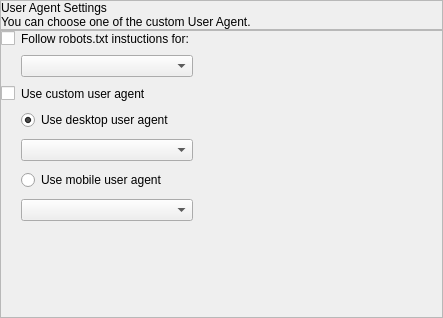
First picture: the form in seospider/ui/user_agent_settings_widget.ui, repository andrascii/RiveSolutions_SEO_Spider, before the edit.
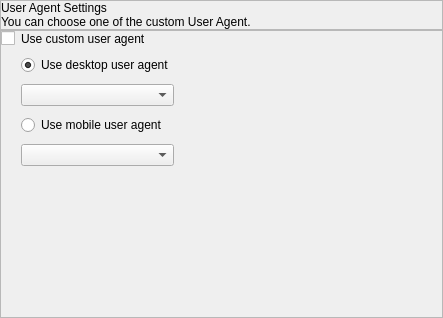
Second picture: the form after the edit.

```diff
--- a/seospider/ui/user_agent_settings_widget.ui
+++ b/seospider/ui/user_agent_settings_widget.ui
@@ -121,7 +121,20 @@
         <property name="verticalSpacing">
          <number>9</number>
         </property>
-        <item row="2" column="0">
+        <item row="3" column="1">
+         <widget class="QRadioButton" name="useMobileUserAgentRadioButton">
+          <property name="text">
+           <string>Use mobile user agent</string>
+          </property>
+          <property name="controlKey" stdset="0">
+           <string notr="true">useMobileUserAgent</string>
+          </property>
+          <attribute name="buttonGroup">
+           <string notr="true">userAgentTypeButtonGroup</string>
+          </attribute>
+         </widget>
+        </item>
+        <item row="0" column="0">
          <widget class="QCheckBox" name="useCustomUserAgentCheckBox">
           <property name="sizePolicy">
            <sizepolicy hsizetype="Minimum" vsizetype="Fixed">
@@ -137,7 +150,7 @@
           </property>
          </widget>
         </item>
-        <item row="3" column="1">
+        <item row="1" column="1">
          <widget class="QRadioButton" name="useDesktopUserAgentRadioButton">
           <property name="text">
            <string>Use desktop user agent</string>
@@ -154,19 +167,6 @@
          </widget>
         </item>
         <item row="5" column="1">
-         <widget class="QRadioButton" name="useMobileUserAgentRadioButton">
-          <property name="text">
-           <string>Use mobile user agent</string>
-          </property>
-          <property name="controlKey" stdset="0">
-           <string notr="true">useMobileUserAgent</string>
-          </property>
-          <attribute name="buttonGroup">
-           <string notr="true">userAgentTypeButtonGroup</string>
-          </attribute>
-         </widget>
-        </item>
-        <item row="7" column="1">
          <spacer name="verticalSpacer">
           <property name="orientation">
            <enum>Qt::Vertical</enum>
@@ -179,30 +179,7 @@
           </property>
          </spacer>
         </item>
-        <item row="0" column="1">
-         <widget class="QLabel" name="label_2">
-          <property name="text">
-           <string>Follow robots.txt instuctions for: </string>
-          </property>
-         </widget>
-        </item>
-        <item row="0" column="0">
-         <widget class="QCheckBox" name="followRobotsTxtCheckBox">
-          <property name="sizePolicy">
-           <sizepolicy hsizetype="Minimum" vsizetype="Fixed">
-            <horstretch>0</horstretch>
-            <verstretch>0</verstretch>
-           </sizepolicy>
-          </property>
-          <property name="text">
-           <string/>
-          </property>
-          <property name="controlKey" stdset="0">
-           <string notr="true">followRobotsTxt</string>
-          </property>
-         </widget>
-        </item>
-        <item row="2" column="2">
+        <item row="0" column="2">
          <spacer name="horizontalSpacer_2">
           <property name="orientation">
            <enum>Qt::Horizontal</enum>
@@ -218,7 +195,7 @@
           </property>
          </spacer>
         </item>
-        <item row="2" column="1">
+        <item row="0" column="1">
          <widget class="QLabel" name="label">
           <property name="text">
            <string>Use custom user agent</string>
@@ -228,22 +205,15 @@
           </property>
          </widget>
         </item>
-        <item row="6" column="1">
-         <widget class="QComboBox" name="mobileUserAgentComboBox">
-          <property name="controlKey" stdset="0">
-           <string notr="true">mobileUserAgent</string>
-          </property>
-         </widget>
-        </item>
-        <item row="4" column="1">
+        <item row="2" column="1">
          <widget class="QComboBox" name="desktopUserAgentComboBox">
           <property name="controlKey" stdset="0">
            <string notr="true">desktopUserAgent</string>
           </property>
          </widget>
         </item>
-        <item row="1" column="1">
-         <widget class="QComboBox" name="robotsTxtComboBox">
+        <item row="4" column="1">
+         <widget class="QComboBox" name="mobileUserAgentComboBox">
           <property name="controlKey" stdset="0">
            <string notr="true">robotSignature</string>
           </property>
```
Left out of the diff: 21 changed lines with no effect on the pictures.
